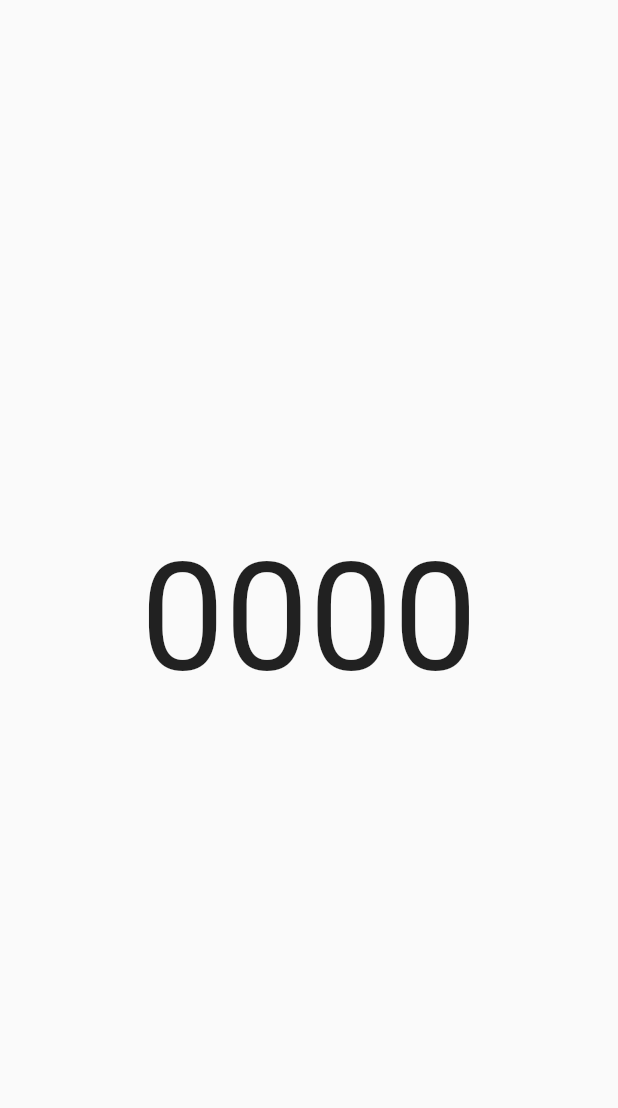
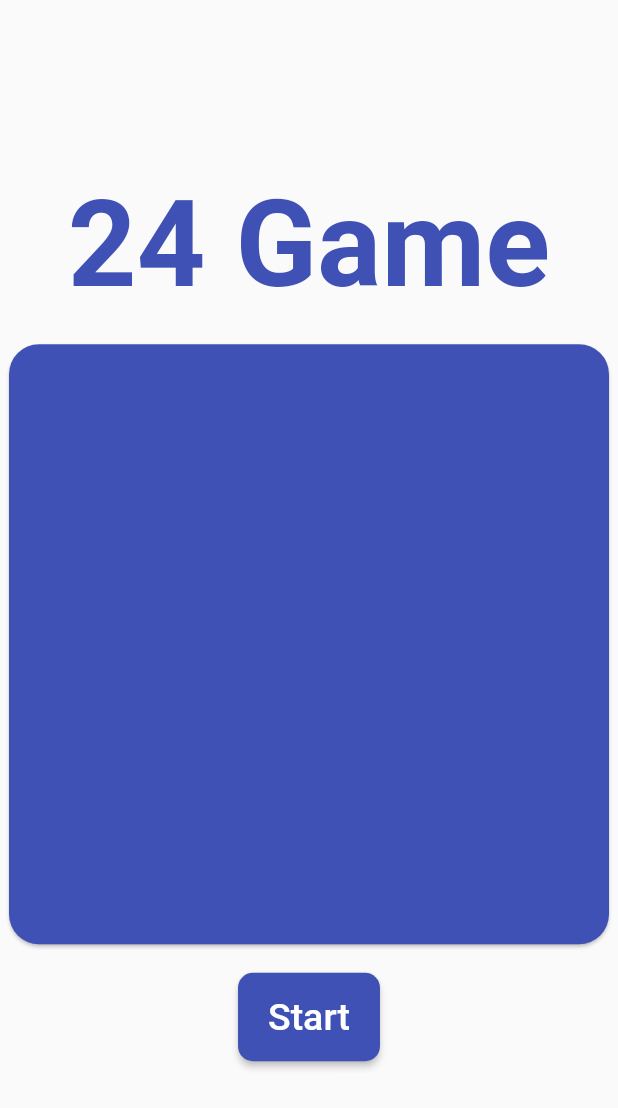
Before and after one commit to ParkSoravee/game24-digital-project, a Flutter app: the screen it shows after launch, on a phone screen of 412 x 824 dp. Shown: the top 1108 px of the screen. Run offline on Flutter 3.47's test engine with Material 2 defaults, Android fonts, the light colour scheme and no system bars; our stand-ins replace firebase_core, firebase_database; accounts and stored records are empty; statements that could not run were skipped.

Commit message:
add player waiting screen

```diff
--- /dev/null
+++ b/lib/Models/player.dart
@@ -0,0 +1,13 @@
+class Player {
+  String name;
+  int score;
+  bool isActive;
+  bool isAnswer;
+
+  Player({
+    required this.name,
+    required this.score,
+    required this.isActive,
+    required this.isAnswer,
+  });
+}
--- a/lib/home_screen.dart
+++ b/lib/home_screen.dart
@@ -1,5 +1,5 @@
 import 'package:flutter/material.dart';
-import 'package:firebase_database/firebase_database.dart';
+import 'package:game24_fpga/widgets/player_list.dart';
 
 class HomeScreen extends StatefulWidget {
   const HomeScreen({Key? key}) : super(key: key);
@@ -10,43 +10,27 @@ class HomeScreen extends StatefulWidget {
 
 class _HomeScreenState extends State<HomeScreen> {
   @override
-  void initState() {
-    init();
-    super.initState();
-  }
-
-  Future<void> init() async {
-    DatabaseReference ref = FirebaseDatabase.instance.ref("test/test1");
-    // Get the data once
-    DatabaseEvent event = await ref.once();
-    // Print the data of the snapshot
-    print(event.snapshot.value);
-  }
-
-  @override
   Widget build(BuildContext context) {
     return Scaffold(
       body: Center(
-        child: Row(
-          mainAxisAlignment: MainAxisAlignment.center,
+        child: SingleChildScrollView(
+          child: Column(
+            mainAxisAlignment: MainAxisAlignment.spaceEvenly,
             children: [
               Text(
-              '0',
-              style: TextStyle(fontSize: 100),
+                '24 Game',
+                style: TextStyle(
+                  fontSize: 80,
+                  fontWeight: FontWeight.bold,
+                  color: Theme.of(context).primaryColor,
                 ),
-            Text(
-              '0',
-              style: TextStyle(fontSize: 100),
               ),
-            Text(
-              '0',
-              style: TextStyle(fontSize: 100),
+              SizedBox(
+                height: 15,
               ),
-            Text(
-              '0',
-              style: TextStyle(fontSize: 100),
+              PlayerList(),
+            ],
           ),
-          ],
         ),
       ),
     );
--- a/lib/main.dart
+++ b/lib/main.dart
@@ -16,9 +16,9 @@ class MyApp extends StatelessWidget {
   @override
   Widget build(BuildContext context) {
     return MaterialApp(
-      title: 'Flutter Demo',
+      title: 'Game24 FPGA',
       theme: ThemeData(
-        primarySwatch: Colors.pink,
+        primarySwatch: Colors.indigo,
       ),
       home: HomeScreen(),
     );
--- /dev/null
+++ b/lib/widgets/player_list.dart
@@ -0,0 +1,143 @@
+import 'dart:async';
+
+import 'package:flutter/material.dart';
+import 'package:firebase_database/firebase_database.dart';
+import 'package:game24_fpga/Models/player.dart';
+
+class PlayerList extends StatefulWidget {
+  const PlayerList({Key? key}) : super(key: key);
+
+  @override
+  _PlayerListState createState() => _PlayerListState();
+}
+
+class _PlayerListState extends State<PlayerList> {
+  var _isLoading = false;
+  var _isAllReady = false;
+  late DatabaseReference _playerRef;
+  late StreamSubscription<DatabaseEvent> _playerSubscription;
+  List<Player> _players = [];
+
+  @override
+  void initState() {
+    init();
+    super.initState();
+  }
+
+  Future<void> init() async {
+    setState(() {
+      _isLoading = true;
+    });
+    final database = FirebaseDatabase.instance;
+    _playerRef = database.ref("players");
+
+    _playerSubscription = _playerRef.onValue.listen((event) async {
+      _players = [];
+      int _numActive = 0;
+      event.snapshot.children.forEach((player) {
+        final _playerObject = Player(
+          name: player.child('name').value as String,
+          score: player.child('score').value as int,
+          isActive: player.child('isActive').value as bool,
+          isAnswer: player.child('isAnswer').value as bool,
+        );
+        _players.add(_playerObject);
+        if (_playerObject.isActive == true) {
+          _numActive += 1;
+        }
+      });
+      setState(() {
+        if (_numActive == _players.length)
+          _isAllReady = true;
+        else
+          _isAllReady = false;
+
+        _isLoading = false;
+      });
+    }, onError: (e) {
+      print(e);
+    });
+  }
+
+  @override
+  Widget build(BuildContext context) {
+    return Column(
+      children: [
+        Card(
+          color: Colors.indigo,
+          shape: RoundedRectangleBorder(
+            borderRadius: BorderRadius.circular(20),
+          ),
+          child: Container(
+            padding: EdgeInsets.symmetric(horizontal: 15, vertical: 15),
+            height: 400,
+            width: 400,
+            child: _isLoading
+                ? Center(
+                    child: CircularProgressIndicator(
+                      color: Theme.of(context).primaryColor,
+                    ),
+                  )
+                : ListView.builder(
+                    itemCount: _players.length,
+                    itemBuilder: (ctx, i) => Stack(
+                      children: [
+                        AnimatedContainer(
+                          duration: Duration(milliseconds: 300),
+                          curve: Curves.easeIn,
+                          width: double.infinity,
+                          height: 40,
+                          margin: EdgeInsets.symmetric(vertical: 6),
+                          decoration: BoxDecoration(
+                            borderRadius: BorderRadius.circular(15),
+                            color: _players[i].isActive ? Colors.amber : null,
+                          ),
+                        ),
+                        ListTile(
+                          onTap: () {},
+                          leading: Icon(
+                            Icons.person,
+                            color: _players[i].isActive
+                                ? Colors.black87
+                                : Colors.white,
+                          ),
+                          title: Text(
+                            _players[i].name,
+                            style: TextStyle(
+                              fontSize: 20,
+                              color: _players[i].isActive
+                                  ? Colors.black87
+                                  : Colors.white,
+                            ),
+                          ),
+                        ),
+                      ],
+                    ),
+                  ),
+          ),
+        ),
+        SizedBox(
+          height: 15,
+        ),
+        ElevatedButton(
+          onPressed: _isAllReady ? () {} : null,
+          style: ElevatedButton.styleFrom(
+            padding: EdgeInsets.symmetric(
+              horizontal: 20,
+              vertical: 15,
+            ),
+            shape: RoundedRectangleBorder(
+              borderRadius: BorderRadius.circular(10),
+            ),
+          ),
+          child: Text(
+            _isAllReady ? 'Start' : 'waiting all player ready...',
+            style: TextStyle(
+              fontSize: 25,
+            ),
+          ),
+        ),
+      ],
+    );
+  }
+}
```
Lines whose indentation alone changed are shown as unchanged.
